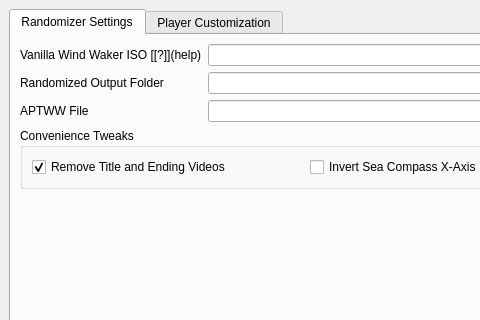
Before: the Qt Designer form wwr_ui/randomizer_window.ui in tanjo3/wwrando, drawn with Qt 5; both pictures show x 0 to 480 and y 0 to 320 of the 905 by 744 pixel window.
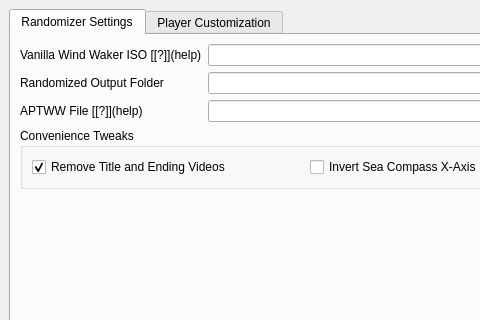
After: the same form once the commit is applied. Custom widgets are drawn as their Qt base class.

Commit message: Add help label for aptww file

Patch:
```diff
--- a/wwr_ui/randomizer_window.ui
+++ b/wwr_ui/randomizer_window.ui
@@ -119,7 +119,10 @@
               <item row="2" column="0">
                <widget class="QLabel" name="label_for_plando_file">
                 <property name="text">
-                 <string>APTWW File</string>
+                 <string>APTWW File [[?]](help)</string>
+                </property>
+                <property name="textFormat">
+                 <enum>Qt::MarkdownText</enum>
                 </property>
                </widget>
               </item>
```
The commit also changes 2 other files.
